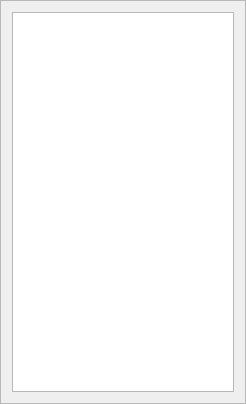
First picture: the form in src/gdxviewer/columnfilterframe.ui, repository GAMS-dev/studio, before the edit.
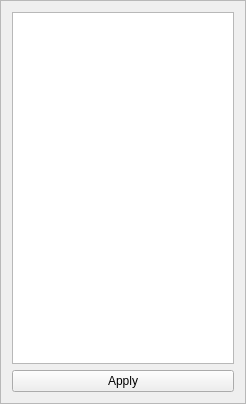
Second picture: the form after the edit.

```diff
--- a/src/gdxviewer/columnfilterframe.ui
+++ b/src/gdxviewer/columnfilterframe.ui
@@ -21,7 +21,14 @@
   </property>
   <layout class="QVBoxLayout" name="verticalLayout">
    <item>
-    <widget class="QListView" name="listView"/>
+    <widget class="QListWidget" name="listWidget"/>
+   </item>
+   <item>
+    <widget class="QPushButton" name="pbApply">
+     <property name="text">
+      <string>Apply</string>
+     </property>
+    </widget>
    </item>
   </layout>
  </widget>
```
